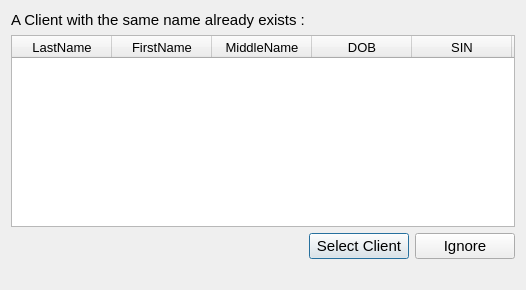
Qt form ArcApp/duplicateclients.ui (Arc-Project/Arc) before a commit.
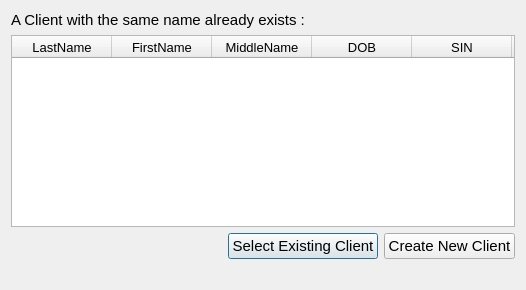
The same form after that commit.

```diff
--- a/ArcApp/duplicateclients.ui
+++ b/ArcApp/duplicateclients.ui
@@ -170,7 +170,7 @@
         </font>
        </property>
        <property name="text">
-        <string>Select Client</string>
+        <string>Select Existing Client</string>
        </property>
       </widget>
      </item>
@@ -188,7 +188,7 @@
         </font>
        </property>
        <property name="text">
-        <string>Ignore</string>
+        <string>Create New Client</string>
        </property>
       </widget>
      </item>
```
